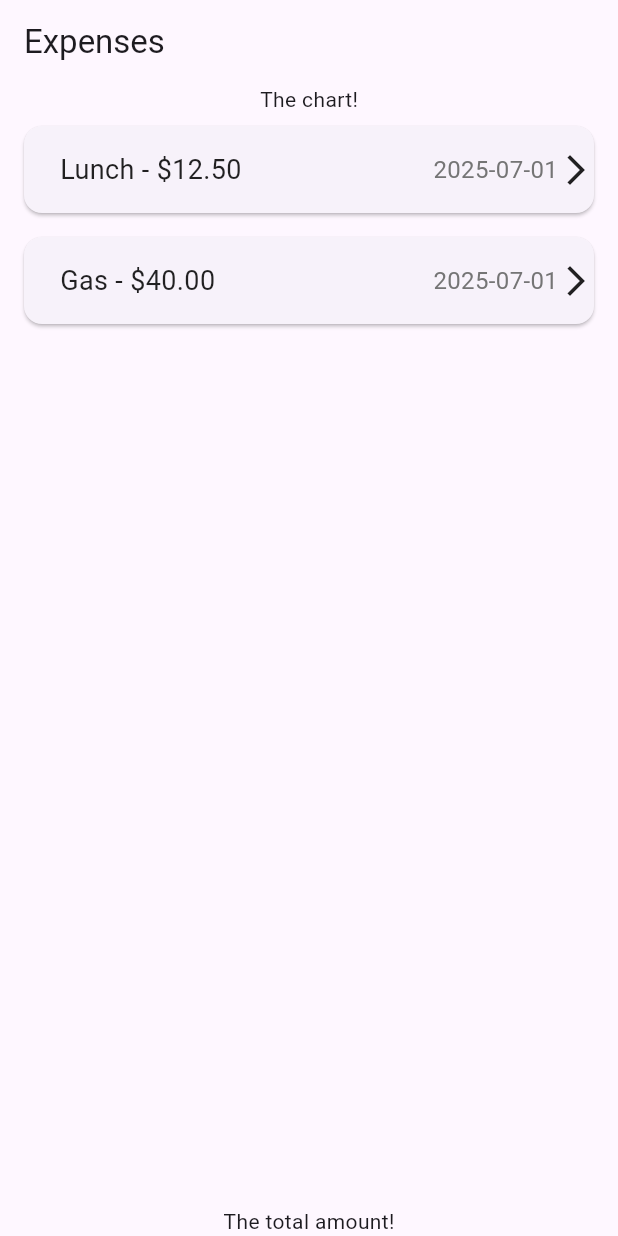
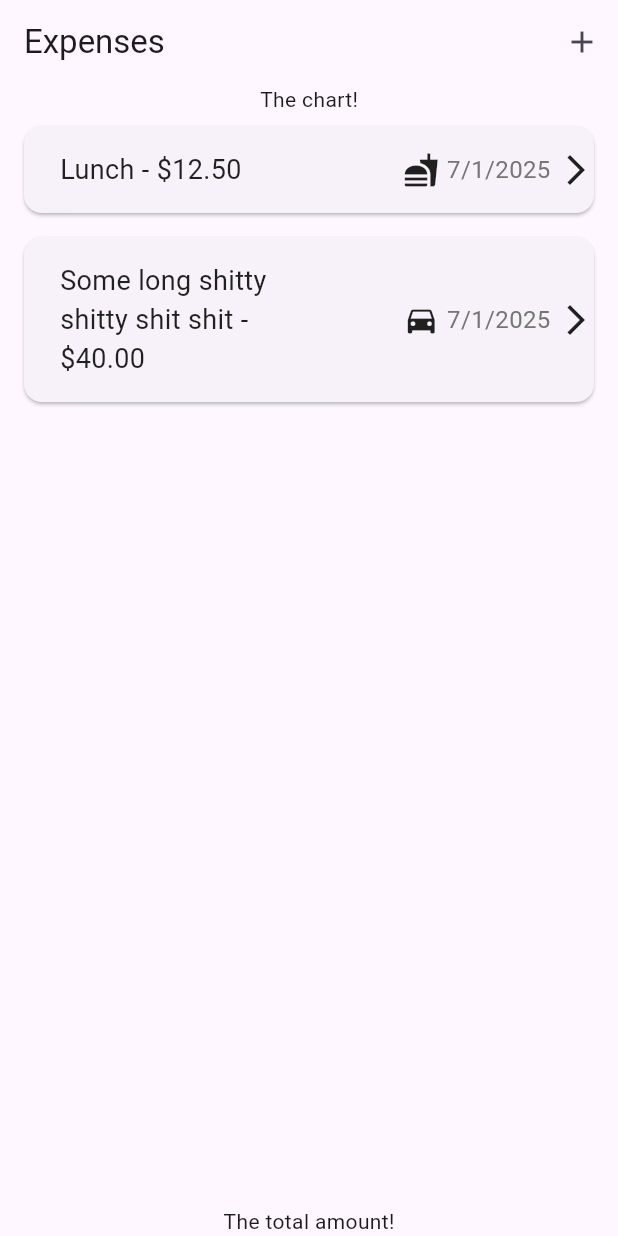
Before and after one commit to NourEldeenAli42/Expense_Tracker, a Flutter app: the screen it shows after launch, on a phone screen of 412 x 824 dp. Run offline on Flutter 3.47's test engine with Material 3 defaults, Android fonts, the phone set to English and light mode, and no system bars.

Commit message:
Refactor: Initialize id and icon in Expense constructor
This commit refactors the `Expense` model to initialize the `id` and `icon` properties within the constructor body.

- The `id` is generated using `uuid.v4()`.
- The `icon` is determined based on the `category` using a new `categoryIcons` getter, which maps categories to specific `IconData`. If a category is not found in the map, a default `Icons.category` is used.

```diff
--- a/lib/Widgets/expenses_list/expense_item.dart
+++ b/lib/Widgets/expenses_list/expense_item.dart
@@ -1,7 +1,7 @@
 import 'package:expenses/models/expense.dart';
 import 'package:flutter/material.dart';
 
-class ExpenseItem extends StatelessWidget{
+class ExpenseItem extends StatelessWidget {
   const ExpenseItem(this.expense, {super.key});
   final Expense expense;
 
@@ -13,31 +13,27 @@ class ExpenseItem extends StatelessWidget{
         children: [
           Padding(
             padding: const EdgeInsets.symmetric(vertical: 16, horizontal: 24),
-            child: Text(
-              '${expense.title} - \$${expense.amount.toStringAsFixed(2)}',
-              style: TextStyle(
-                fontSize: 18,
-                color: Colors.black87,
+            child: SizedBox(
+              width: 140,
+              child: Text(
+                '${expense.title} - \$${expense.amount.toStringAsFixed(2)}',
+                style: TextStyle(fontSize: 18, color: Colors.black87),
               ),
             ),
           ),
           const Spacer(),
           Row(
             children: [
+              Icon(expense.icon.icon),
+              SizedBox(width: 5),
               Text(
-                expense.date.toLocal().toString().split(' ')[0],
-                style: TextStyle(
-                  fontSize: 16,
-                  color: Colors.grey[600],
-                ),
+                expense.formattedDate,
+                style: TextStyle(fontSize: 16, color: Colors.grey[600]),
               ),
-              const SizedBox(height: 4),
-              Icon(
-                Icons.arrow_forward_ios,
-                size: 24,
-              ),
+              const SizedBox(width: 5),
+              Icon(Icons.arrow_forward_ios, size: 24),
             ],
-          )
+          ),
         ],
       ),
     );
--- a/lib/Widgets/expenses_list/expenses_list.dart
+++ b/lib/Widgets/expenses_list/expenses_list.dart
@@ -1,11 +1,19 @@
 import 'package:expenses/Widgets/expenses_list/expense_item.dart';
 import 'package:flutter/material.dart';
 
-class ExpensesList extends StatelessWidget{
-  const ExpensesList({super.key, required this.expenses});
-  final List<ExpenseItem> expenses;
+
+class ExpensesList extends StatelessWidget {
+  const ExpensesList({super.key, required this.expenses, required this.onDismissed});
+  final  List<ExpenseItem> expenses;
+  final void Function(ExpenseItem) onDismissed;
   @override
   Widget build(BuildContext context) {
-    return ListView.builder(itemCount: expenses.length,itemBuilder: (ctx,index) => expenses[index],);
+    return ListView.builder(
+      itemCount: expenses.length,
+      itemBuilder: (ctx, index) =>
+          Dismissible(key: ValueKey(expenses[index]), child: expenses[index],onDismissed: (direction){
+            onDismissed(expenses[index]);
+          },),
+    );
   }
 }
--- a/lib/expenses.dart
+++ b/lib/expenses.dart
@@ -1,41 +1,71 @@
 import 'package:expenses/Widgets/expenses_list/expense_item.dart';
 import 'package:expenses/Widgets/expenses_list/expenses_list.dart';
+import 'package:expenses/Widgets/new_expense.dart';
 import 'package:expenses/models/expense.dart';
 import 'package:flutter/material.dart';
 
-class Expenses extends StatefulWidget{
+class Expenses extends StatefulWidget {
   const Expenses({super.key});
 
-
   @override
-  State<Expenses> createState(){
+  State<Expenses> createState() {
     return _ExpensesState();
   }
 }
+
 class _ExpensesState extends State<Expenses> {
   final List<ExpenseItem> _registeredExpenses = [
-    ExpenseItem(Expense(
+    ExpenseItem(
+      Expense(
         category: Category.food,
-      icon: Icon(Icons.fastfood),
         title: 'Lunch',
         date: DateTime.now(),
         amount: 12.50,
-    ))
-    , ExpenseItem(Expense(
+      ),
+    ),
+    ExpenseItem(
+      Expense(
         category: Category.travel,
-      icon: Icon(Icons.directions_car),
-      title: 'Gas',
+        title: 'Some long shitty shitty shit shit',
         date: DateTime.now(),
         amount: 40.00,
-    )),
+      ),
+    ),
+  ];
 
-  ];
+  void addExpense(Category c, String s, DateTime d, double a) {
+    _registeredExpenses.add(
+      ExpenseItem(Expense(title: s, category: c, amount: a, date: d)),
+    );
+    setState(() {});
+    Navigator.of(context).pop();
+  }
+
+  void removeExpense(ExpenseItem expense){
+    setState(() {
+      _registeredExpenses.remove(expense);
+    });
+  }
+
+  void _openAddExpenseOverlay() {
+    showModalBottomSheet(
+      context: context,
+      builder: (ctx) => NewExpense(addExpense: addExpense),
+      isScrollControlled: true,
+    );
+  }
 
   @override
   Widget build(BuildContext context) {
     return Scaffold(
       appBar: AppBar(
-        title: const Text('Expenses'),
+        title: Text('Expenses'),
+        actions: [
+          IconButton(
+            onPressed: _openAddExpenseOverlay,
+            icon: const Icon(Icons.add),
+          ),
+        ],
       ),
       body: Center(
         child: Column(
@@ -43,7 +73,7 @@ class _ExpensesState extends State<Expenses> {
           mainAxisSize: MainAxisSize.max,
           children: [
             Text('The chart!'),
-            Expanded(child: ExpensesList(expenses: _registeredExpenses)),
+            Expanded(child: ExpensesList(expenses: _registeredExpenses, onDismissed: removeExpense)),
             Text('The total amount!'),
           ],
         ),
--- a/pubspec.yaml
+++ b/pubspec.yaml
@@ -28,13 +28,15 @@ environment:
 # the latest version available on pub.dev. To see which dependencies have newer
 # versions available, run `flutter pub outdated`.
 dependencies:
+  uuid: ^4.0.0
   flutter:
     sdk: flutter
 
   # The following adds the Cupertino Icons font to your application.
   # Use with the CupertinoIcons class for iOS style icons.
   cupertino_icons: ^1.0.8
-  uuid: ^4.5.1
+  intl: ^0.20.2
+
 
 dev_dependencies:
   flutter_test:
```
Also changed, not shown: pubspec.lock, 1 other file. Lines whose indentation alone changed are shown as unchanged.
